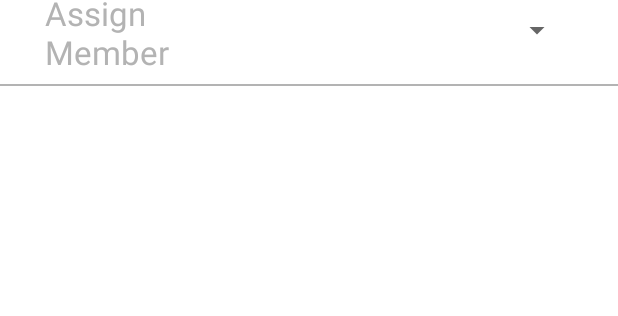
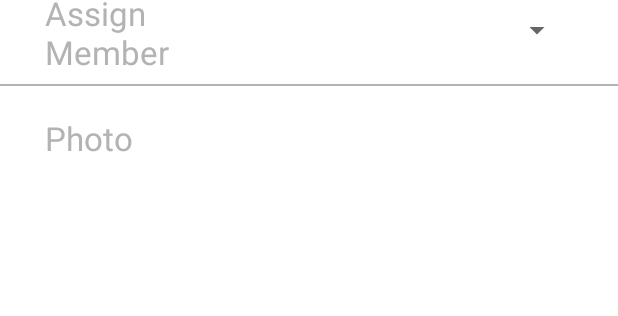
Before and after one commit to DassiShenkar/TasKing, an Android app: the layout activity_add_task.xml on its own in the app's theme, with its tools: preview values and no code run, on a phone screen of 412 x 824 dp. Shown: the part 756-1072 px from the top of the screen. Run offline under Robolectric (Android 15) with nearby library versions, the phone set to English and light mode, and no system bars.

Commit message:
Added TODO. fixed sorting added picture to manager view

```diff
--- a/app/src/main/java/com/tasking/AddMemberActivity.java
+++ b/app/src/main/java/com/tasking/AddMemberActivity.java
@@ -140,6 +140,7 @@ public class AddMemberActivity extends Activity {
                 String subject = "Let's go TasKing Together";
                 String body = "Hello\n" + userParams.getString("userName") + " welcomes you to download the TasKing app\nand join the " +
                         teamName + " team\nYou can get the app at http://someplace.com";
+                //TODO: put google play link in mail body
                 sendMail.setType("message/rfc822");
                 sendMail.putExtra(Intent.EXTRA_EMAIL, to);
                 sendMail.putExtra(Intent.EXTRA_SUBJECT, subject);
--- a/app/src/main/java/com/tasking/LoginActivity.java
+++ b/app/src/main/java/com/tasking/LoginActivity.java
@@ -75,7 +75,7 @@ public class LoginActivity extends Activity {
         String password = editPassword.getText().toString();
         /*-------------for debug - remove after debug--------------------*/
         Bundle userParams = getIntent().getExtras();
-        userParams.putBoolean("isManager", false);
+        userParams.putBoolean("isManager", true);
         Intent intent = new Intent(getApplication(), TasksActivity.class);
         intent.putExtras(userParams);
         startActivity(intent);
@@ -151,6 +151,7 @@ public class LoginActivity extends Activity {
                                                     userParams.putString("uid", uid);
                                                     userParams.putBoolean("isManager", false);
                                                     //TODO: save tasks in local db
+                                                    //TODO: TOAST: You have been added to Team: <TeamName> by <ManagerName>
                                                     Intent intent = new Intent(getApplication(), TasksActivity.class);
                                                     intent.putExtras(userParams);
                                                     startActivity(intent);
--- a/app/src/main/res/layout/activity_add_task.xml
+++ b/app/src/main/res/layout/activity_add_task.xml
@@ -399,6 +399,47 @@
         android:layout_alignParentBottom="false"
         android:layout_below="@+id/assign_layout" />
 
+    <RelativeLayout
+        xmlns:android="http://schemas.android.com/apk/res/android"
+        android:id="@+id/photo_layout"
+        android:layout_below="@id/assign_layout"
+        android:layout_width="match_parent"
+        android:layout_height="72dp"
+        android:paddingStart="30dp"
+        android:paddingEnd="30dp"
+        android:paddingTop="10dp"
+        android:paddingBottom="10dp">
+
+        <TextView
+            android:layout_width="wrap_content"
+            android:layout_height="wrap_content"
+            android:text="@string/task_photo"
+            android:id="@+id/txt_view_addPhoto"
+            android:layout_alignParentStart="true"
+            android:textSize="22sp"
+            android:textColor="@color/grey"
+            android:layout_centerVertical="true" />
+
+        <ImageView
+            android:layout_width="wrap_content"
+            android:layout_height="wrap_content"
+            android:id="@+id/img_show_photo"
+            android:layout_alignParentEnd="true"
+            android:layout_centerVertical="true" />
+
+    </RelativeLayout>
+
+    <LinearLayout
+        android:text = ""
+        android:layout_width="match_parent"
+        android:layout_height="1dp"
+        android:background="@color/grey"
+        android:layout_alignParentTop="false"
+        android:layout_alignParentStart="false"
+        android:layout_alignParentEnd="false"
+        android:layout_alignParentBottom="false"
+        android:layout_below="@+id/assign_layout" />
+
     <TextView
         android:layout_width="wrap_content"
         android:layout_height="wrap_content"
--- a/app/src/main/res/values/strings.xml
+++ b/app/src/main/res/values/strings.xml
@@ -72,5 +72,6 @@
     <string name="reject">Reject</string>
     <string name="delete_ic">delete icon</string>
     <string name="go">GO</string>
+    <string name="task_photo">Photo</string>
 
 </resources>
```
Also changed, not shown: app/src/main/java/com/tasking/AddTaskActivity.java (+18 -0 lines), app/src/main/java/com/tasking/AllTasksTab.java (+44 -4 lines), app/src/main/java/com/tasking/TasksActivity.java (+4 -3 lines), app/src/main/java/com/tasking/ViewTaskActivity.java (+4 -17 lines), app/src/main/java/com/tasking/WaitingTab.java (+12 -0 lines).
